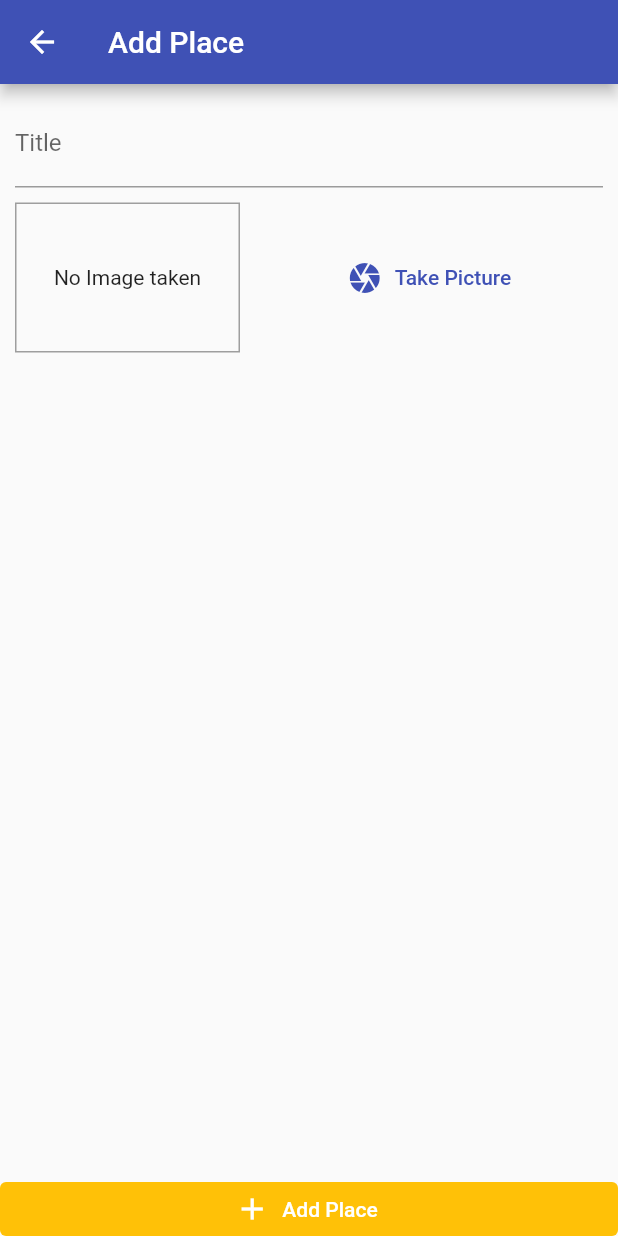
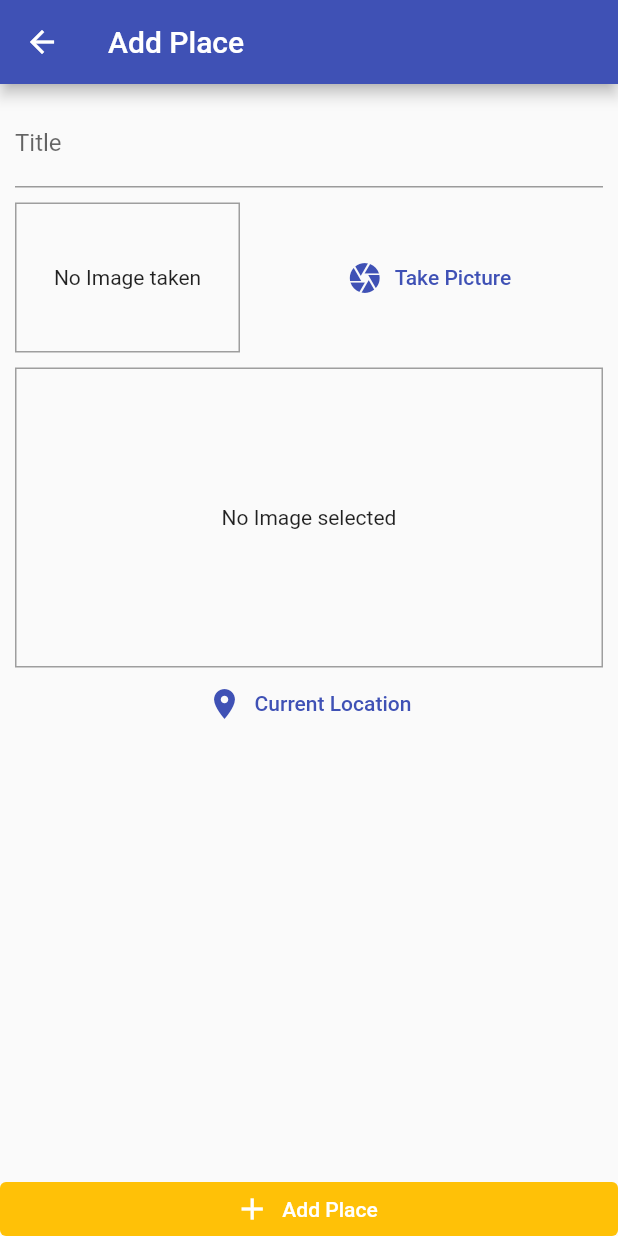
Before and after one commit to KirtiGautam/Noobie, a Flutter app: the screen it shows after launch, after a tap on the "add" icon, on a phone screen of 412 x 824 dp. Run offline on Flutter 3.47's test engine with Material 2 defaults, Android fonts, the phone set to English and light mode, and no system bars; our stand-ins replace image_picker, location, shared_preferences, sqflite; missing offline and left inert: image_picker_for_web; accounts and stored records are empty.

Commit message:
Places app complete

```diff
--- /dev/null
+++ b/places/lib/helpers/db_helper.dart
@@ -0,0 +1,30 @@
+import 'package:sqflite/sqflite.dart' as sql;
+import 'package:path/path.dart' as path;
+
+class DBHelper {
+  static Future<sql.Database> database() => sql.getDatabasesPath().then(
+        (dbPath) => sql.openDatabase(
+          path.join(
+            dbPath,
+            'places.db',
+          ),
+          onCreate: (db, version) => db.execute(
+              'CREATE TABLE places(id TEXT PRIMARY KEY, title TEXT, image TEXT, loc_lat REAL, loc_long REAL, address TEXT)'),
+          version: 1,
+        ),
+      );
+
+  static Future<void> insert(String table, Map<String, Object> data) =>
+      DBHelper.database().then(
+        (sqlDB) => sqlDB.insert(
+          table,
+          data,
+          conflictAlgorithm: sql.ConflictAlgorithm.replace,
+        ),
+      );
+
+  static Future<List<Map<String, dynamic>>> getData(String table) =>
+      DBHelper.database().then(
+        (sqlDB) => sqlDB.query(table),
+      );
+}
--- a/places/lib/providers/places.dart
+++ b/places/lib/providers/places.dart
@@ -2,6 +2,7 @@ import 'dart:io';
 
 import 'package:flutter/material.dart';
 
+import '../helpers/db_helper.dart';
 import '../models/place.dart';
 
 class Places with ChangeNotifier {
@@ -9,14 +10,42 @@ class Places with ChangeNotifier {
 
   List<Place> get places => [..._places];
 
-  void addPlace(String title, File? image) {
+  Future<void> fetchAndSetPlaces() =>
+      DBHelper.getData('places').then((dataList) {
+        _places = dataList
+            .map((e) => Place(
+                  id: e['id'],
+                  title: e['title'],
+                  image: File(e['image']),
+                  location: Location(
+                    latitude: e['loc_lat'],
+                    longitude: e['loc_long'],
+                    address: e['address'],
+                  ),
+                ))
+            .toList();
+        notifyListeners();
+      });
+
+  void addPlace(String title, File? image, Location? loc) {
     final newPlace = Place(
       id: DateTime.now().toString(),
       title: title,
       image: image!,
-      location: null,
+      location: loc,
     );
     _places.add(newPlace);
     notifyListeners();
+    DBHelper.insert(
+      'places',
+      {
+        'id': newPlace.id,
+        'title': newPlace.title,
+        'image': image.path,
+        'loc_lat': newPlace.location!.latitude,
+        'loc_long': newPlace.location!.latitude,
+        'address': newPlace.location!.latitude,
+      },
+    );
   }
 }
--- a/places/lib/screens/add_place.dart
+++ b/places/lib/screens/add_place.dart
@@ -1,9 +1,11 @@
 import 'dart:io';
 
 import 'package:flutter/material.dart';
-import 'package:places/providers/places.dart';
 import 'package:provider/provider.dart';
 
+import '../models/place.dart';
+import '../providers/places.dart';
+import '../widgets/location_input.dart';
 import '../widgets/image_input.dart';
 
 class AddPlace extends StatefulWidget {
@@ -16,17 +18,24 @@ class AddPlace extends StatefulWidget {
 class _AddPlaceState extends State<AddPlace> {
   final _titleController = TextEditingController();
   File? _img;
+  Location? _loc;
 
   void _setImage(File img) => _img = img;
 
   void _savePlace() {
-    if (_img == null || _titleController.text.isEmpty) {
+    if (_img == null || _titleController.text.isEmpty || _loc == null) {
       return;
     }
     Provider.of<Places>(context, listen: false)
-        .addPlace(_titleController.text, _img);
+        .addPlace(_titleController.text, _img, _loc);
     Navigator.of(context).pop();
   }
+
+  void _selectPlace(double lat, double long) => _loc = Location(
+        latitude: lat,
+        longitude: long,
+        address: 'acvd',
+      );
 
   @override
   Widget build(BuildContext context) {
@@ -51,6 +60,10 @@ class _AddPlaceState extends State<AddPlace> {
                       height: 10,
                     ),
                     ImageInput(_setImage),
+                    const SizedBox(
+                      height: 10,
+                    ),
+                    LocationInput(_selectPlace),
                   ],
                 ),
               ),
--- a/places/lib/screens/places_list.dart
+++ b/places/lib/screens/places_list.dart
@@ -20,7 +20,17 @@ class PlacesList extends StatelessWidget {
             ),
           ],
         ),
-        body: Consumer<Places>(
+        body: FutureBuilder(
+          future: Provider.of<Places>(
+            context,
+            listen: false,
+          ).fetchAndSetPlaces(),
+          builder: (ctx, snapshot) => snapshot.connectionState ==
+                  ConnectionState.waiting
+              ? const Center(
+                  child: CircularProgressIndicator(),
+                )
+              : Consumer<Places>(
                   child: const Center(
                     child: Text('No places to show'),
                   ),
@@ -35,7 +45,9 @@ class PlacesList extends StatelessWidget {
                               ),
                             ),
                             title: Text(places.places[i].title),
+                            subtitle: Text(places.places[i].location!.address),
                             onTap: () {},
+                          ),
                         ),
                 ),
         ),
--- /dev/null
+++ b/places/lib/widgets/location_input.dart
@@ -0,0 +1,62 @@
+import 'package:flutter/material.dart';
+import 'package:location/location.dart';
+
+class LocationInput extends StatefulWidget {
+  final Function selectPlace;
+
+  LocationInput(this.selectPlace);
+
+  @override
+  _LocationInputState createState() => _LocationInputState();
+}
+
+class _LocationInputState extends State<LocationInput> {
+  String? _previewImageURL;
+
+  Future<void> _getUserLocation() => Location().getLocation().then((locData) {
+        setState(() => _previewImageURL =
+            'https://tnpgndec.com/images/gndecMap.png?2c902a68a8ea94658e0c242e48ac66f7');
+        widget.selectPlace(locData.latitude, locData.longitude);
+      });
+
+  @override
+  Widget build(BuildContext context) => Column(
+        children: [
+          Container(
+            height: 200,
+            width: double.infinity,
+            alignment: Alignment.center,
+            decoration: BoxDecoration(
+                border: Border.all(
+              width: 1,
+              color: Colors.grey,
+            )),
+            child: _previewImageURL == null
+                ? const Text(
+                    'No Image selected',
+                    textAlign: TextAlign.center,
+                  )
+                : Image.network(
+                    _previewImageURL!,
+                    fit: BoxFit.cover,
+                    width: double.infinity,
+                  ),
+          ),
+          Row(
+            mainAxisAlignment: MainAxisAlignment.center,
+            children: [
+              TextButton.icon(
+                icon: const Icon(Icons.location_on),
+                label: const Text('Current Location'),
+                onPressed: _getUserLocation,
+              ),
+              // TextButton.icon(
+              //   onPressed: () {},
+              //   icon: const Icon(Icons.map),
+              //   label: const Text('Select on map'),
+              // ),
+            ],
+          ),
+        ],
+      );
+}
--- a/places/pubspec.yaml
+++ b/places/pubspec.yaml
@@ -33,6 +33,8 @@ dependencies:
   image_picker: ^0.8.4+5
   path: ^1.8.0
   path_provider: ^2.0.8
+  sqflite: ^2.0.2
+  location: ^4.3.0
 
   # The following adds the Cupertino Icons font to your application.
   # Use with the CupertinoIcons class for iOS style icons.
```
Also changed, not shown: places/pubspec.lock. Lines whose indentation alone changed are shown as unchanged.
